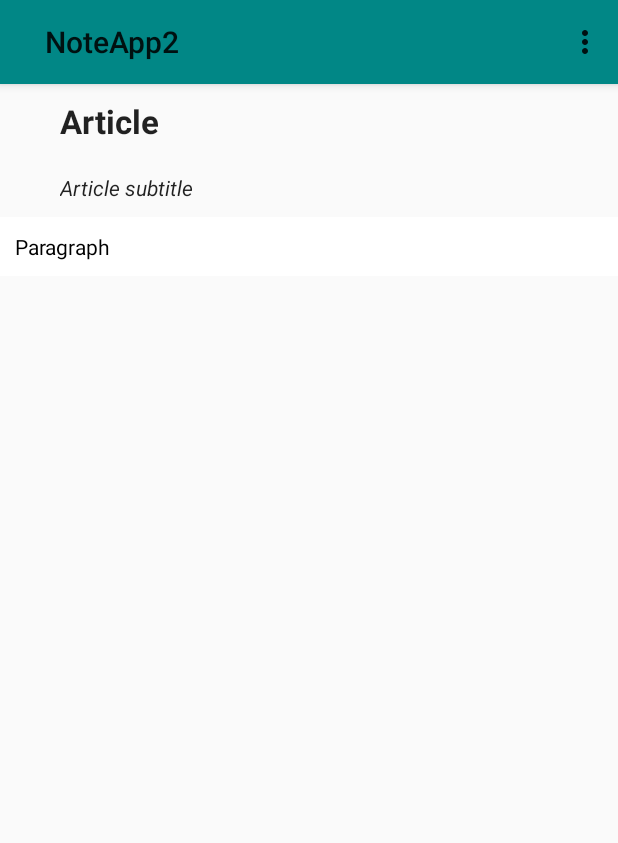
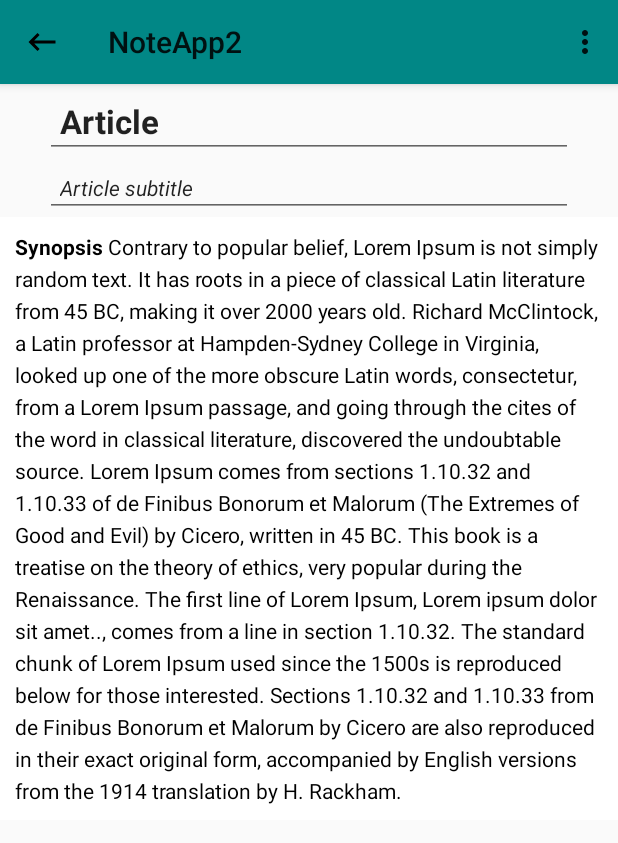
Before and after one commit to KiptenkoBogdan/NoteApp2, an Android app: the ArticleActivity screen opened directly, with no data from a screen before it, in the options menu, after a tap on "Edit", on a phone screen of 412 x 824 dp. Shown: the top 843 px of the screen. Run offline under Robolectric (Android 15) with nearby library versions, the phone set to English and light mode, and no system bars.

Commit message:
Added fragments for article view and editing, added "back to previous activity" button (does not work currently)

```diff
--- a/app/src/main/AndroidManifest.xml
+++ b/app/src/main/AndroidManifest.xml
@@ -13,7 +13,8 @@
         tools:targetApi="31">
         <activity
             android:name=".ArticleActivity"
-            android:exported="false" />
+            android:exported="false"
+            android:parentActivityName=".MainActivity"/>
         <activity
             android:name=".MainActivity"
             android:exported="true">
--- a/app/src/main/java/com/example/noteapp2/ArticleActivity.java
+++ b/app/src/main/java/com/example/noteapp2/ArticleActivity.java
@@ -3,6 +3,9 @@ package com.example.noteapp2;
 import androidx.annotation.NonNull;
 import androidx.appcompat.app.AppCompatActivity;
 import androidx.appcompat.widget.Toolbar;
+import androidx.fragment.app.Fragment;
+import androidx.fragment.app.FragmentManager;
+import androidx.fragment.app.FragmentTransaction;
 
 import android.os.Bundle;
 import android.view.Menu;
@@ -10,13 +13,21 @@ import android.view.MenuItem;
 
 public class ArticleActivity extends AppCompatActivity {
 
+    private Fragment articleFragment;
+    private Fragment articleEditFragment;
+
     @Override
     protected void onCreate(Bundle savedInstanceState) {
         super.onCreate(savedInstanceState);
         setContentView(R.layout.activity_article);
 
-        Toolbar mainToolbar = (Toolbar) findViewById(R.id.id_article_toolbar);
-        setSupportActionBar(mainToolbar);
+        Toolbar articleToolbar = (Toolbar) findViewById(R.id.id_article_toolbar);
+        setSupportActionBar(articleToolbar);
+        getSupportActionBar().setHomeAsUpIndicator(R.drawable.ic_backspace);
+        getSupportActionBar().setDisplayHomeAsUpEnabled(true);
+        articleEditFragment = new ArticleEditFragment();
+        articleFragment = new ArticleFragment();
+        showFragment(articleFragment);
     }
 
     @Override
@@ -28,12 +39,19 @@ public class ArticleActivity extends AppCompatActivity {
     @Override
     public boolean onOptionsItemSelected(@NonNull MenuItem item) {
         int id = item.getItemId();
-        if(id == R.id.id_add_tool){
-            showEditArticleFragment();
+        if(id == R.id.id_edit_tool){
+            showFragment(new ArticleEditFragment());
+        }
+        if(id == R.id.id_save_tool){
+            showFragment(new ArticleFragment());
         }
         return true;
     }
 
-    private void showEditArticleFragment() {
+    private void showFragment(Fragment fragment) {
+        FragmentManager fragmentManager = getSupportFragmentManager();
+        FragmentTransaction fragmentTransaction = fragmentManager.beginTransaction();
+        fragmentTransaction.replace(R.id.id_article_frame, fragment);
+        fragmentTransaction.commit();
     }
 }
--- /dev/null
+++ b/app/src/main/java/com/example/noteapp2/ArticleEditFragment.java
@@ -0,0 +1,19 @@
+package com.example.noteapp2;
+
+import android.os.Bundle;
+
+import androidx.fragment.app.Fragment;
+
+import android.view.LayoutInflater;
+import android.view.View;
+import android.view.ViewGroup;
+
+public class ArticleEditFragment extends Fragment {
+
+    @Override
+    public View onCreateView(LayoutInflater inflater, ViewGroup container,
+                             Bundle savedInstanceState) {
+        // Inflate the layout for this fragment
+        return inflater.inflate(R.layout.fragment_article_edit, container, false);
+    }
+}
--- /dev/null
+++ b/app/src/main/java/com/example/noteapp2/ArticleFragment.java
@@ -0,0 +1,19 @@
+package com.example.noteapp2;
+
+import android.os.Bundle;
+
+import androidx.fragment.app.Fragment;
+
+import android.view.LayoutInflater;
+import android.view.View;
+import android.view.ViewGroup;
+
+public class ArticleFragment extends Fragment {
+
+    @Override
+    public View onCreateView(LayoutInflater inflater, ViewGroup container,
+                             Bundle savedInstanceState) {
+        // Inflate the layout for this fragment
+        return inflater.inflate(R.layout.fragment_article, container, false);
+    }
+}
--- /dev/null
+++ b/app/src/main/res/drawable/ic_backspace.xml
@@ -0,0 +1,5 @@
+<vector android:autoMirrored="true" android:height="24dp"
+    android:tint="#000000" android:viewportHeight="24"
+    android:viewportWidth="24" android:width="24dp" xmlns:android="http://schemas.android.com/apk/res/android">
+    <path android:fillColor="@android:color/white" android:pathData="M21,11H6.83l3.58,-3.59L9,6l-6,6 6,6 1.41,-1.41L6.83,13H21z"/>
+</vector>
--- a/app/src/main/res/layout/activity_article.xml
+++ b/app/src/main/res/layout/activity_article.xml
@@ -13,56 +13,66 @@
         android:background="@color/teal_700"
         app:subtitleTextColor="@color/white"
         app:title="@string/app_name"
-        app:titleMarginStart="30dp"
+        app:titleMarginStart="10dp"
         android:elevation="4dp"
         app:layout_constraintTop_toTopOf="parent"
         android:theme="@style/ThemeOverlay.AppCompat.ActionBar"
         app:popupTheme="@style/ThemeOverlay.AppCompat.ActionBar"
         >
     </androidx.appcompat.widget.Toolbar>
+    <FrameLayout
+        android:layout_width="match_parent"
+        android:layout_height="match_parent"
+        android:id="@+id/id_article_frame"
+        android:layout_below="@id/id_article_toolbar"></FrameLayout>
+<!--    <RelativeLayout-->
+<!--        android:layout_width="match_parent"-->
+<!--        android:layout_height="match_parent"-->
+<!--        android:id="@+id/id_article_fragment"-->
+<!--        android:layout_below="@id/id_article_toolbar">-->
+<!--        <TextView-->
+<!--            android:layout_width="match_parent"-->
+<!--            android:layout_height="wrap_content"-->
+<!--            android:id="@+id/article_title"-->
+<!--            android:padding="10dp"-->
+<!--            android:layout_marginStart="30dp"-->
+<!--            android:layout_marginEnd="30dp"-->
+<!--            android:textAppearance="@style/TextAppearance.AppCompat.Large"-->
+<!--            android:textStyle="bold"-->
+<!--            android:text="@string/article_string"-->
+<!--            ></TextView>-->
 
-    <TextView
-        android:layout_width="match_parent"
-        android:layout_height="wrap_content"
-        android:layout_below="@+id/id_article_toolbar"
-        android:id="@+id/article_title"
-        android:padding="10dp"
-        android:layout_marginStart="30dp"
-        android:layout_marginEnd="30dp"
-        android:textAppearance="@style/TextAppearance.AppCompat.Large"
-        android:textStyle="bold"
-        android:text="@string/article_string"
-        ></TextView>
+<!--        <TextView-->
+<!--            android:layout_width="match_parent"-->
+<!--            android:layout_height="wrap_content"-->
+<!--            android:id="@+id/article_subtitle"-->
+<!--            android:layout_below="@id/article_title"-->
+<!--            android:layout_marginStart="30dp"-->
+<!--            android:layout_marginEnd="30dp"-->
+<!--            android:padding="10dp"-->
+<!--            android:textAppearance="@style/TextAppearance.AppCompat"-->
+<!--            android:textStyle="italic"-->
+<!--            android:text="@string/article_subtitle"-->
+<!--            ></TextView>-->
 
-    <TextView
-        android:layout_width="match_parent"
-        android:layout_height="wrap_content"
-        android:id="@+id/article_subtitle"
-        android:layout_below="@id/article_title"
-        android:layout_marginStart="30dp"
-        android:layout_marginEnd="30dp"
-        android:padding="10dp"
-        android:textAppearance="@style/TextAppearance.AppCompat"
-        android:textStyle="italic"
-        android:text="@string/article_subtitle"
-        ></TextView>
+<!--        <ScrollView-->
+<!--            android:layout_width="wrap_content"-->
+<!--            android:layout_height="wrap_content"-->
+<!--            android:layout_below="@id/article_subtitle"-->
+<!--            >-->
 
-    <ScrollView
-        android:layout_width="wrap_content"
-        android:layout_height="wrap_content"
-        android:layout_below="@id/article_subtitle"
-        ></ScrollView>
-
-    <TextView
-        android:layout_width="match_parent"
-        android:layout_height="wrap_content"
-        android:id="@+id/article"
-        android:layout_below="@id/article_subtitle"
-        android:lineSpacingExtra="5sp"
-        android:background="@color/white"
-        android:textColor="@color/black"
-        android:padding="10dp"
-        android:textAppearance="@style/TextAppearance.AppCompat"
-        android:text="@string/paragraph"
-        ></TextView>
+<!--            <TextView-->
+<!--                android:layout_width="match_parent"-->
+<!--                android:layout_height="wrap_content"-->
+<!--                android:id="@+id/article"-->
+<!--                android:layout_below="@id/article_subtitle"-->
+<!--                android:lineSpacingExtra="5sp"-->
+<!--                android:background="@color/white"-->
+<!--                android:textColor="@color/black"-->
+<!--                android:padding="10dp"-->
+<!--                android:textAppearance="@style/TextAppearance.AppCompat"-->
+<!--                android:text="@string/paragraph"-->
+<!--                ></TextView>-->
+<!--        </ScrollView>-->
+<!--    </RelativeLayout>-->
 </RelativeLayout>
--- /dev/null
+++ b/app/src/main/res/layout/fragment_article.xml
@@ -0,0 +1,58 @@
+<?xml version="1.0" encoding="utf-8"?>
+<RelativeLayout xmlns:android="http://schemas.android.com/apk/res/android"
+    xmlns:app="http://schemas.android.com/apk/res-auto"
+    xmlns:tools="http://schemas.android.com/tools"
+    android:layout_width="match_parent"
+    android:layout_height="match_parent"
+    tools:context=".ArticleFragment">
+
+    <RelativeLayout
+        android:layout_width="match_parent"
+        android:layout_height="match_parent"
+        android:id="@+id/id_article_fragment">
+        <TextView
+            android:layout_width="match_parent"
+            android:layout_height="wrap_content"
+            android:id="@+id/article_title"
+            android:padding="10dp"
+            android:layout_marginStart="30dp"
+            android:layout_marginEnd="30dp"
+            android:textAppearance="@style/TextAppearance.AppCompat.Large"
+            android:textStyle="bold"
+            android:text="@string/article_string"
+            ></TextView>
+
+        <TextView
+            android:layout_width="match_parent"
+            android:layout_height="wrap_content"
+            android:id="@+id/article_subtitle"
+            android:layout_below="@id/article_title"
+            android:layout_marginStart="30dp"
+            android:layout_marginEnd="30dp"
+            android:padding="10dp"
+            android:textAppearance="@style/TextAppearance.AppCompat"
+            android:textStyle="italic"
+            android:text="@string/article_subtitle"
+            ></TextView>
+
+        <ScrollView
+            android:layout_width="wrap_content"
+            android:layout_height="wrap_content"
+            android:layout_below="@id/article_subtitle"
+            >
+
+            <TextView
+                android:layout_width="match_parent"
+                android:layout_height="wrap_content"
+                android:id="@+id/article"
+                android:layout_below="@id/article_subtitle"
+                android:lineSpacingExtra="5sp"
+                android:background="@color/white"
+                android:textColor="@color/black"
+                android:padding="10dp"
+                android:textAppearance="@style/TextAppearance.AppCompat"
+                android:text="@string/paragraph"
+                ></TextView>
+        </ScrollView>
+    </RelativeLayout>
+</RelativeLayout>
--- /dev/null
+++ b/app/src/main/res/layout/fragment_article_edit.xml
@@ -0,0 +1,54 @@
+<?xml version="1.0" encoding="utf-8"?>
+<RelativeLayout xmlns:android="http://schemas.android.com/apk/res/android"
+    xmlns:tools="http://schemas.android.com/tools"
+    android:layout_width="match_parent"
+    android:layout_height="match_parent"
+    tools:context=".ArticleEditFragment">
+
+    <EditText
+        android:layout_width="match_parent"
+        android:layout_height="wrap_content"
+        android:id="@+id/article_title_edit"
+        android:padding="10dp"
+        android:layout_marginStart="30dp"
+        android:layout_marginEnd="30dp"
+        android:textAppearance="@style/TextAppearance.AppCompat.Large"
+        android:textStyle="bold"
+        android:text="@string/article_string"
+        ></EditText>
+
+    <EditText
+        android:layout_width="match_parent"
+        android:layout_height="wrap_content"
+        android:id="@+id/article_subtitle_edit"
+        android:layout_below="@id/article_title_edit"
+        android:layout_marginStart="30dp"
+        android:layout_marginEnd="30dp"
+        android:padding="10dp"
+        android:textAppearance="@style/TextAppearance.AppCompat"
+        android:textStyle="italic"
+        android:text="@string/article_subtitle"
+        ></EditText>
+
+    <ScrollView
+        android:layout_width="wrap_content"
+        android:layout_height="wrap_content"
+        android:layout_below="@id/article_subtitle_edit"
+        >
+
+        <EditText
+            android:layout_width="match_parent"
+            android:layout_height="wrap_content"
+            android:id="@+id/article_edit"
+            android:inputType="textMultiLine"
+            android:layout_below="@id/article_subtitle_edit"
+            android:lineSpacingExtra="5sp"
+            android:background="@color/white"
+            android:textColor="@color/black"
+            android:padding="10dp"
+            android:textAppearance="@style/TextAppearance.AppCompat"
+            android:text="@string/paragraph"
+            ></EditText>
+    </ScrollView>
+
+</RelativeLayout>
--- a/app/src/main/res/menu/article_toolbar.xml
+++ b/app/src/main/res/menu/article_toolbar.xml
@@ -6,4 +6,8 @@
         android:id="@+id/id_edit_tool"
         android:title="Edit"
         ></item>
+    <item
+        android:id="@+id/id_save_tool"
+        android:title="Save"
+        ></item>
 </menu>
--- a/app/src/main/res/values/strings.xml
+++ b/app/src/main/res/values/strings.xml
@@ -2,5 +2,10 @@
     <string name="app_name">NoteApp2</string>
     <string name="article_string">Article</string>
     <string name="article_subtitle">Article subtitle</string>
-    <string name="paragraph">Paragraph</string>
+    <string name="paragraph"><b>Synopsis</b>
+Contrary to popular belief, Lorem Ipsum is not simply random text. It has roots in a piece of classical Latin literature from 45 BC, making it over 2000 years old. Richard McClintock, a Latin professor at Hampden-Sydney College in Virginia, looked up one of the more obscure Latin words, consectetur, from a Lorem Ipsum passage, and going through the cites of the word in classical literature, discovered the undoubtable source. Lorem Ipsum comes from sections 1.10.32 and 1.10.33 of "de Finibus Bonorum et Malorum" (The Extremes of Good and Evil) by Cicero, written in 45 BC. This book is a treatise on the theory of ethics, very popular during the Renaissance. The first line of Lorem Ipsum, "Lorem ipsum dolor sit amet..", comes from a line in section 1.10.32.
+
+The standard chunk of Lorem Ipsum used since the 1500s is reproduced below for those interested. Sections 1.10.32 and 1.10.33 from "de Finibus Bonorum et Malorum" by Cicero are also reproduced in their exact original form, accompanied by English versions from the 1914 translation by H. Rackham.</string>
+    <!-- TODO: Remove or change this placeholder text -->
+    <string name="hello_blank_fragment">Hello blank fragment</string>
 </resources>
```
